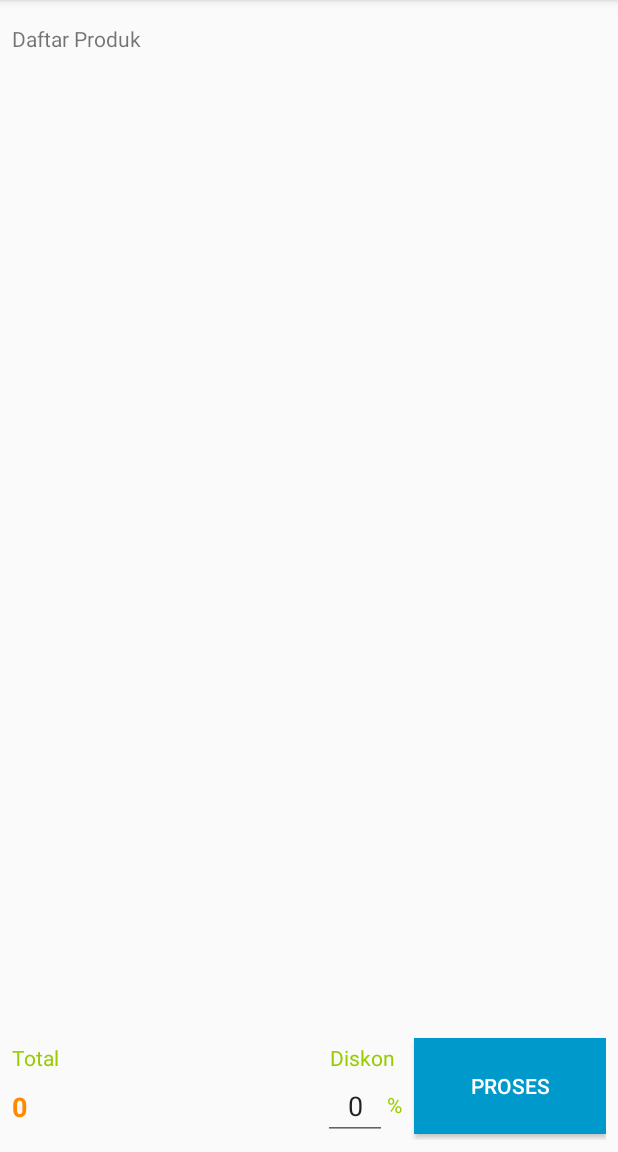
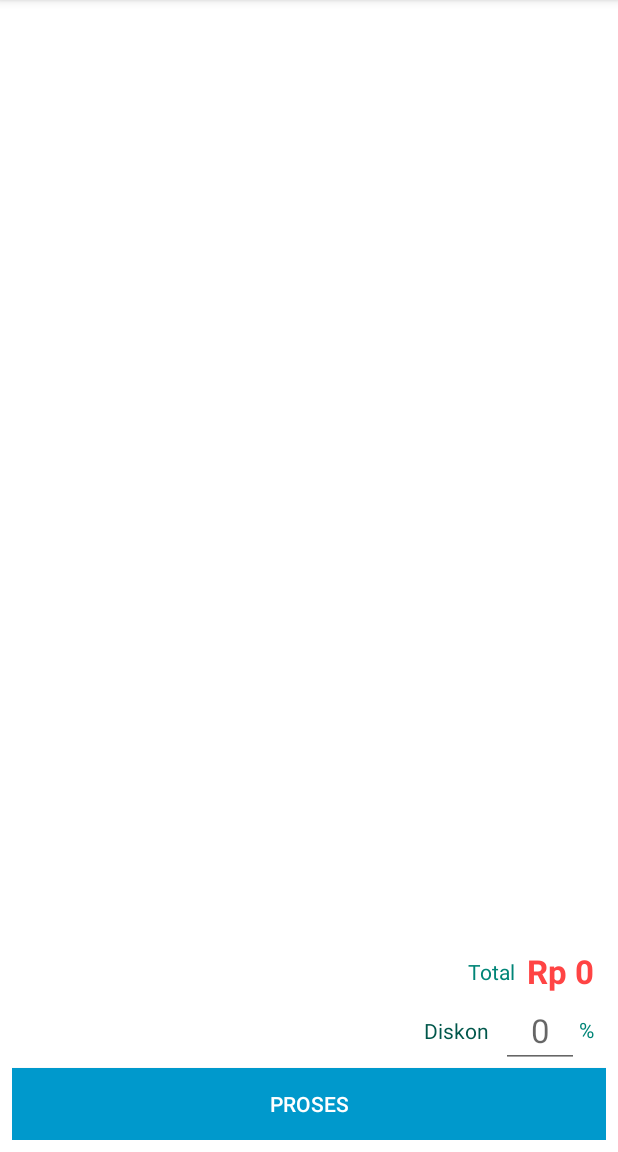
Before and after one commit to ardianlaksa/POS-Restoran, an Android app: the KeranjangActivity screen opened directly, with no data from a screen before it, on a phone screen of 412 x 824 dp, the part 84-1236 px from its top. Run offline under Robolectric (Android 15) with nearby library versions, the phone set to English and light mode, and no system bars; 5 statements that could not run were skipped.

Commit message:
Laksa 17/06/2019 11.03

```diff
--- a/app/src/main/java/com/dnhsolution/restokabmalang/keranjang/KeranjangActivity.kt
+++ b/app/src/main/java/com/dnhsolution/restokabmalang/keranjang/KeranjangActivity.kt
@@ -36,7 +36,7 @@ class KeranjangActivity:AppCompatActivity(),KeranjangProdukItemOnTask,View.OnCli
         val intent = intent
         val args = intent.getBundleExtra("BUNDLE")
         obyek = args.getSerializable("ARRAYLIST") as ArrayList<ProdukSerializable>
-        val name = obyek.get(1).name
+//        val name = obyek.get(1).name
 
         val produkAdapter = KeranjangProdukListAdapter(obyek, this,this)
         recyclerView.adapter = produkAdapter
@@ -76,6 +76,7 @@ class KeranjangActivity:AppCompatActivity(),KeranjangProdukItemOnTask,View.OnCli
         }
         val valueDiskon = etDiskon.text.toString().toInt()
         valueTotalPrice = valueTotalPrice-(valueTotalPrice*valueDiskon/100)
-        tvTotal.text = valueTotalPrice.toString()
+        val rupiahValue = "Rp ${valueTotalPrice.toString()}"
+        tvTotal.text = rupiahValue
     }
 }
--- a/app/src/main/res/layout/activity_keranjang.xml
+++ b/app/src/main/res/layout/activity_keranjang.xml
@@ -4,7 +4,8 @@
     android:layout_height="match_parent"
     xmlns:app="http://schemas.android.com/apk/res-auto"
     xmlns:tools="http://schemas.android.com/tools"
-    tools:context=".keranjang.KeranjangActivity">
+    tools:context=".keranjang.KeranjangActivity"
+    android:background="@android:color/white">
 
     <com.google.android.material.appbar.AppBarLayout
         android:layout_width="match_parent"
@@ -15,13 +16,14 @@
         app:layout_constraintTop_toTopOf="parent">
 
         <androidx.appcompat.widget.Toolbar
+            tools:targetApi="lollipop"
             android:id="@+id/toolbar"
             android:layout_width="match_parent"
             android:layout_height="?attr/actionBarSize"
             android:background="@color/colorPrimary"
             android:elevation="@dimen/_4"
             android:overScrollMode="always"
-            app:popupTheme="@style/ThemeOverlay.AppCompat.Light"/>
+            app:popupTheme="@style/ThemeOverlay.AppCompat.Light" />
 
     </com.google.android.material.appbar.AppBarLayout>
 
@@ -35,11 +37,15 @@
             android:id="@+id/tvTitleDaftarProduk"
             android:layout_width="wrap_content"
             android:layout_height="wrap_content"
+            android:layout_marginStart="@dimen/_8"
+            android:layout_marginLeft="@dimen/_8"
+            android:textStyle="bold"
             android:paddingTop="@dimen/_8"
             android:paddingBottom="@dimen/_8"
             app:layout_constraintTop_toTopOf="parent"
             app:layout_constraintLeft_toLeftOf="parent"
-            android:text="@string/title_daftar_produk"/>
+            android:text="@string/title_daftar_produk"
+            android:visibility="gone"/>
 
         <androidx.recyclerview.widget.RecyclerView
             android:id="@+id/recyclerView"
@@ -55,7 +61,7 @@
             android:layout_width="match_parent"
             android:layout_height="wrap_content"
             app:layout_constraintTop_toBottomOf="@id/recyclerView"
-            app:layout_constraintBottom_toBottomOf="parent"
+            app:layout_constraintBottom_toTopOf="@id/bProses"
             app:layout_constraintRight_toRightOf="parent"
             app:layout_constraintLeft_toLeftOf="parent">
 
@@ -63,48 +69,54 @@
                 android:id="@+id/tvTitleTotal"
                 android:layout_width="wrap_content"
                 android:layout_height="wrap_content"
-                app:layout_constraintTop_toTopOf="parent"
-                app:layout_constraintLeft_toLeftOf="parent"
-                app:layout_constraintTop_toBottomOf="@id/tvTotal"
-                android:layout_marginTop="@dimen/_8"
+                android:layout_marginEnd="@dimen/_8"
+                android:layout_marginRight="@dimen/_8"
+                app:layout_constraintTop_toTopOf="@id/tvTotal"
+                app:layout_constraintBottom_toBottomOf="@id/tvTotal"
+                app:layout_constraintRight_toLeftOf="@id/tvTotal"
                 android:text="@string/title_total"
-                android:textColor="@android:color/holo_green_light"/>
+                android:textColor="@color/colorPrimary"/>
 
             <TextView
                 android:id="@+id/tvTotal"
                 android:layout_width="wrap_content"
                 android:layout_height="wrap_content"
-                app:layout_constraintTop_toBottomOf="@id/tvTitleTotal"
-                app:layout_constraintLeft_toLeftOf="parent"
-                app:layout_constraintBottom_toBottomOf="parent"
-                android:text="0"
+                android:layout_marginTop="@dimen/_8"
+                android:layout_marginLeft="@dimen/_4"
+                android:layout_marginStart="@dimen/_4"
+                android:layout_marginEnd="@dimen/_8"
+                android:layout_marginRight="@dimen/_8"
+                app:layout_constraintRight_toRightOf="parent"
+                app:layout_constraintTop_toTopOf="parent"
+                android:text="@string/rp_0"
                 android:textStyle="bold"
-                android:textColor="@android:color/holo_orange_dark"
-                android:textSize="@dimen/f_18"/>
-
+                android:textColor="@android:color/holo_red_light"
+                android:textSize="@dimen/f_22"/>
 
             <TextView
                 android:id="@+id/tvTitleDiskon"
                 android:layout_width="wrap_content"
                 android:layout_height="wrap_content"
-                app:layout_constraintTop_toTopOf="parent"
-                app:layout_constraintRight_toLeftOf="@id/bProses"
-                app:layout_constraintLeft_toLeftOf="@id/etDiskon"
-                android:layout_marginTop="@dimen/_8"
                 android:layout_marginRight="@dimen/_8"
                 android:layout_marginEnd="@dimen/_8"
+                app:layout_constraintTop_toTopOf="@id/etDiskon"
+                app:layout_constraintRight_toLeftOf="@id/etDiskon"
+                app:layout_constraintBottom_toBottomOf="@id/etDiskon"
                 android:text="@string/title_diskon"
-                android:textColor="@android:color/holo_green_light"/>
+                android:textColor="@color/colorPrimaryDark"/>
 
             <EditText
+                tools:targetApi="o"
                 android:id="@+id/etDiskon"
                 android:layout_width="wrap_content"
                 android:layout_height="wrap_content"
-                app:layout_constraintTop_toBottomOf="@id/tvTitleDiskon"
+                android:textSize="@dimen/f_22"
+                app:layout_constraintTop_toBottomOf="@id/tvTotal"
                 app:layout_constraintRight_toLeftOf="@id/tvTitlePersen"
                 android:inputType="numberDecimal"
                 android:gravity="center"
-                android:text="0"
+                android:autofillHints="@string/_0"
+                android:hint="@string/_0"
                 android:ems="2" />
 
             <TextView
@@ -113,25 +125,26 @@
                 android:layout_height="wrap_content"
                 app:layout_constraintTop_toTopOf="@id/etDiskon"
                 app:layout_constraintBottom_toBottomOf="@id/etDiskon"
-                app:layout_constraintRight_toLeftOf="@id/bProses"
+                app:layout_constraintRight_toRightOf="parent"
                 android:layout_marginRight="@dimen/_8"
                 android:layout_marginEnd="@dimen/_8"
                 android:layout_marginBottom="@dimen/_2"
-                android:text="%"
-                android:textColor="@android:color/holo_green_light"/>
-
-            <Button
-                android:id="@+id/bProses"
-                android:layout_width="@dimen/_128"
-                android:layout_height="@dimen/_64"
-                android:text="@string/title_proses"
-                app:layout_constraintBottom_toBottomOf="parent"
-                app:layout_constraintRight_toRightOf="parent"
-                android:background="@android:color/holo_blue_dark"
-                android:textColor="@android:color/white"
-                app:layout_constraintTop_toTopOf="parent" />
+                android:text="@string/_sym_percent"
+                android:textColor="@color/colorPrimary"/>
 
         </androidx.constraintlayout.widget.ConstraintLayout>
+
+        <Button
+            android:id="@+id/bProses"
+            android:layout_width="match_parent"
+            android:layout_height="wrap_content"
+            android:padding="@dimen/_8"
+            android:text="@string/title_proses"
+            app:layout_constraintTop_toBottomOf="@id/clBottom"
+            app:layout_constraintBottom_toBottomOf="parent"
+            app:layout_constraintRight_toRightOf="parent"
+            android:background="@android:color/holo_blue_dark"
+            android:textColor="@android:color/white" />
 
     </androidx.constraintlayout.widget.ConstraintLayout>
 
--- a/app/src/main/res/values/colors.xml
+++ b/app/src/main/res/values/colors.xml
@@ -2,7 +2,7 @@
 <resources>
     <color name="colorPrimary">#008577</color>
     <color name="colorPrimaryDark">#00574B</color>
-    <color name="colorAccent">#D81B60</color>
+    <color name="colorAccent">#9C27B0</color>
 
     <color name="blackTransparent50">#50000000</color>
 </resources>
--- a/app/src/main/res/values/strings.xml
+++ b/app/src/main/res/values/strings.xml
@@ -15,6 +15,10 @@
     <string name="judul">Judul</string>
     <string name="lanjut">Lanjut</string>
     <string name="text">Text</string>
+    <string name="rp_0">Rp. 0</string>
+    <string name="_0">0</string>
+    <string name="_1">1</string>
+    <string name="_sym_percent">%</string>
 
     <!--theme example-->
     <string name="settings_text_select_theme">Select Theme:</string>
```
Also changed, not shown: app/src/main/java/com/dnhsolution/restokabmalang/keranjang/KeranjangProdukListHolder.java (+20 -7 lines), app/src/main/res/layout/item_keranjang_produk.xml (+62 -14 lines).
